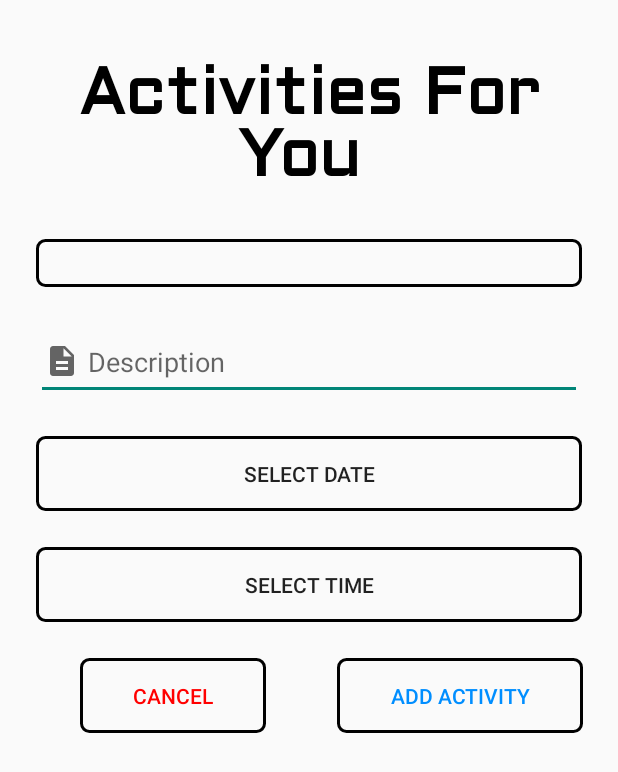
After one commit to tayyabmaqsood/Easy-Scheduler-Application, an Android app: the layout child_activities.xml on its own in the app's theme, with its tools: preview values and no code run, on a phone screen of 412 x 824 dp. The commit adds this screen. Shown: the top 772 px of the screen. Run offline under Robolectric (Android 15) with nearby library versions, the phone set to English and light mode, and no system bars.

Commit message:
Add Child activity Done

```diff
--- /dev/null
+++ b/app/src/main/res/drawable/ic_baseline_description_24.xml
@@ -0,0 +1,10 @@
+<vector xmlns:android="http://schemas.android.com/apk/res/android"
+    android:width="24dp"
+    android:height="24dp"
+    android:viewportWidth="24"
+    android:viewportHeight="24"
+    android:tint="?attr/colorControlNormal">
+  <path
+      android:fillColor="@android:color/white"
+      android:pathData="M14,2L6,2c-1.1,0 -1.99,0.9 -1.99,2L4,20c0,1.1 0.89,2 1.99,2L18,22c1.1,0 2,-0.9 2,-2L20,8l-6,-6zM16,18L8,18v-2h8v2zM16,14L8,14v-2h8v2zM13,9L13,3.5L18.5,9L13,9z"/>
+</vector>
--- a/app/src/main/res/layout/activity_register_child.xml
+++ b/app/src/main/res/layout/activity_register_child.xml
@@ -108,6 +108,7 @@
                 android:layout_marginTop="16dp"
                 android:layout_marginEnd="24dp"
                 android:background="@drawable/input_bg"
+                android:onClick="addActivitiesForChild"
                 android:text="Add Activities"
                 app:layout_constraintEnd_toEndOf="parent"
                 app:layout_constraintHorizontal_bias="0.0"
--- /dev/null
+++ b/app/src/main/res/layout/child_activities.xml
@@ -0,0 +1,136 @@
+<?xml version="1.0" encoding="utf-8"?>
+<androidx.constraintlayout.widget.ConstraintLayout xmlns:android="http://schemas.android.com/apk/res/android"
+    xmlns:app="http://schemas.android.com/apk/res-auto"
+    xmlns:tools="http://schemas.android.com/tools"
+    android:layout_width="match_parent"
+    android:layout_height="match_parent"
+    android:paddingBottom="20dp">
+
+    <TextView
+        android:id="@+id/textView"
+        android:layout_width="0dp"
+        android:layout_height="wrap_content"
+        android:layout_marginStart="10dp"
+        android:layout_marginTop="30dp"
+        android:layout_marginEnd="10dp"
+        android:fontFamily="@font/aldrich"
+        android:gravity="center"
+        android:text="Activities For You "
+        android:textColor="@color/black"
+        android:textSize="44sp"
+        android:textStyle="bold"
+        app:layout_constraintEnd_toEndOf="parent"
+        app:layout_constraintStart_toStartOf="parent"
+        app:layout_constraintTop_toTopOf="parent" />
+
+    <Spinner
+        android:id="@+id/childActivitySelection"
+        android:layout_width="0dp"
+        android:layout_height="wrap_content"
+        android:layout_marginStart="24dp"
+        android:layout_marginTop="24dp"
+        android:layout_marginEnd="24dp"
+        android:background="@drawable/input_bg"
+        android:paddingTop="16dp"
+        android:paddingBottom="16dp"
+        android:textAlignment="center"
+        app:layout_constraintEnd_toEndOf="parent"
+        app:layout_constraintHorizontal_bias="0.0"
+        app:layout_constraintStart_toStartOf="parent"
+        app:layout_constraintTop_toBottomOf="@+id/textView" />
+
+
+    <Button
+        android:id="@+id/childActivityDate"
+        android:layout_width="0dp"
+        android:layout_height="wrap_content"
+        android:layout_marginStart="24dp"
+        android:layout_marginTop="24dp"
+        android:layout_marginEnd="24dp"
+        android:background="@drawable/input_bg"
+        android:paddingLeft="35dp"
+        android:paddingTop="15dp"
+        android:paddingRight="35dp"
+        android:paddingBottom="15dp"
+        android:text="Select Date"
+        app:layout_constraintEnd_toEndOf="parent"
+        app:layout_constraintHorizontal_bias="0.0"
+        app:layout_constraintStart_toStartOf="parent"
+        app:layout_constraintTop_toBottomOf="@+id/childActivityDescription" />
+
+    <Button
+        android:id="@+id/childActivityTime"
+        android:layout_width="0dp"
+        android:layout_height="wrap_content"
+        android:background="@drawable/input_bg"
+        android:paddingLeft="35dp"
+        android:paddingTop="15dp"
+        android:paddingRight="35dp"
+        android:paddingBottom="15dp"
+        android:layout_marginStart="24dp"
+        android:layout_marginTop="24dp"
+        android:layout_marginEnd="24dp"
+        android:text="Select Time"
+        app:layout_constraintEnd_toEndOf="parent"
+        app:layout_constraintStart_toStartOf="parent"
+        app:layout_constraintTop_toBottomOf="@+id/childActivityDate" />
+
+    <EditText
+        android:id="@+id/childActivityDescription"
+        android:layout_width="0dp"
+        android:layout_height="wrap_content"
+        android:layout_marginStart="24dp"
+        android:layout_marginTop="24dp"
+        android:layout_marginEnd="24dp"
+        android:paddingLeft="5dp"
+        android:paddingTop="13dp"
+        android:paddingRight="20dp"
+        android:paddingBottom="13dp"
+        android:ems="10"
+        android:gravity="start|top"
+        android:inputType="textMultiLine"
+        android:hint="Description"
+        android:drawableLeft="@drawable/ic_baseline_description_24"
+        android:drawablePadding="5dp"
+        app:layout_constraintEnd_toEndOf="parent"
+        app:layout_constraintHorizontal_bias="0.497"
+        app:layout_constraintStart_toStartOf="parent"
+        app:layout_constraintTop_toBottomOf="@+id/childActivitySelection" />
+
+    <Button
+        android:id="@+id/cancelRegisterActivity"
+        android:layout_width="wrap_content"
+        android:layout_height="wrap_content"
+        android:layout_marginStart="40dp"
+        android:layout_marginTop="24dp"
+        android:layout_marginEnd="10dp"
+        android:background="@drawable/input_bg"
+        android:paddingLeft="35dp"
+        android:paddingTop="15dp"
+        android:paddingRight="35dp"
+        android:paddingBottom="15dp"
+        android:text="Cancel"
+        android:textColor="#FF0000"
+        app:layout_constraintEnd_toStartOf="@+id/addChildActivity"
+        app:layout_constraintStart_toStartOf="parent"
+        app:layout_constraintTop_toBottomOf="@+id/childActivityTime" />
+
+    <Button
+        android:id="@+id/addChildActivity"
+        android:layout_width="wrap_content"
+        android:layout_height="wrap_content"
+        android:layout_marginStart="24dp"
+        android:layout_marginTop="24dp"
+        android:layout_marginEnd="10dp"
+        android:background="@drawable/input_bg"
+        android:paddingLeft="35dp"
+        android:paddingTop="15dp"
+        android:paddingRight="35dp"
+        android:paddingBottom="15dp"
+        android:text="Add Activity"
+        android:textColor="#008EFF"
+        app:layout_constraintEnd_toEndOf="parent"
+        app:layout_constraintHorizontal_bias="0.492"
+        app:layout_constraintStart_toEndOf="@+id/cancelRegisterActivity"
+        app:layout_constraintTop_toBottomOf="@+id/childActivityTime" />
+</androidx.constraintlayout.widget.ConstraintLayout>
```
Also changed, not shown: app/src/main/AndroidManifest.xml (+4 -4 lines), app/src/main/java/com/example/parentalcontrolapplication/Child.java (+51 -3 lines), app/src/main/java/com/example/parentalcontrolapplication/registerChild.java (+79 -1 lines), app/src/main/res/values/strings.xml (+7 -0 lines).
